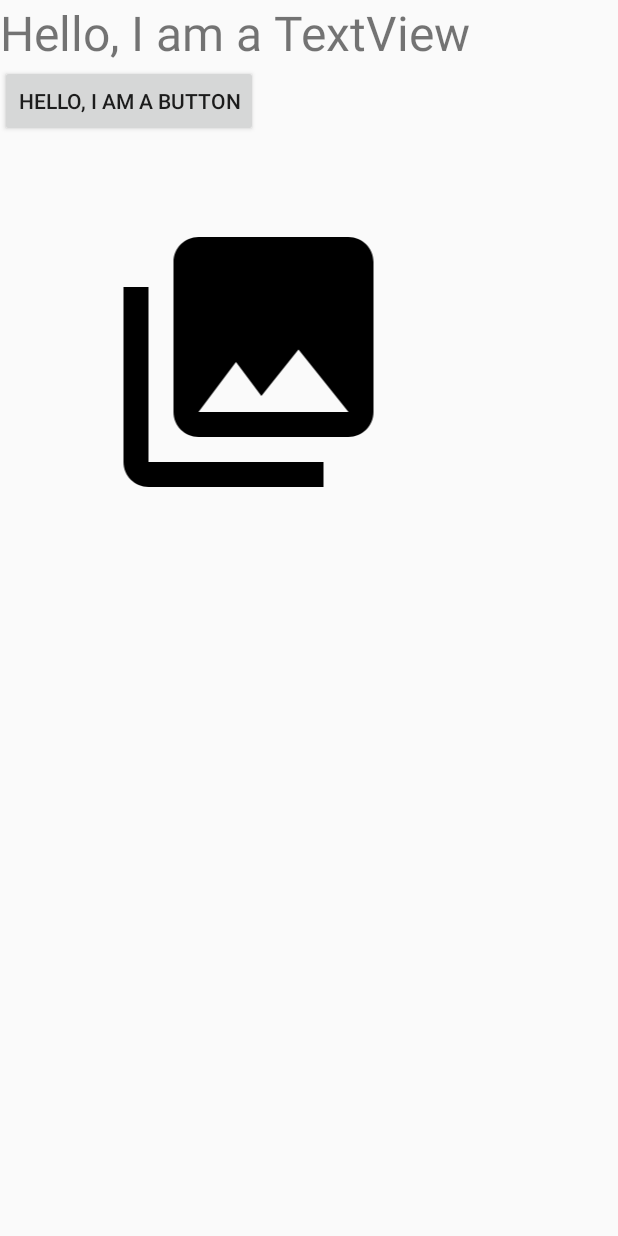
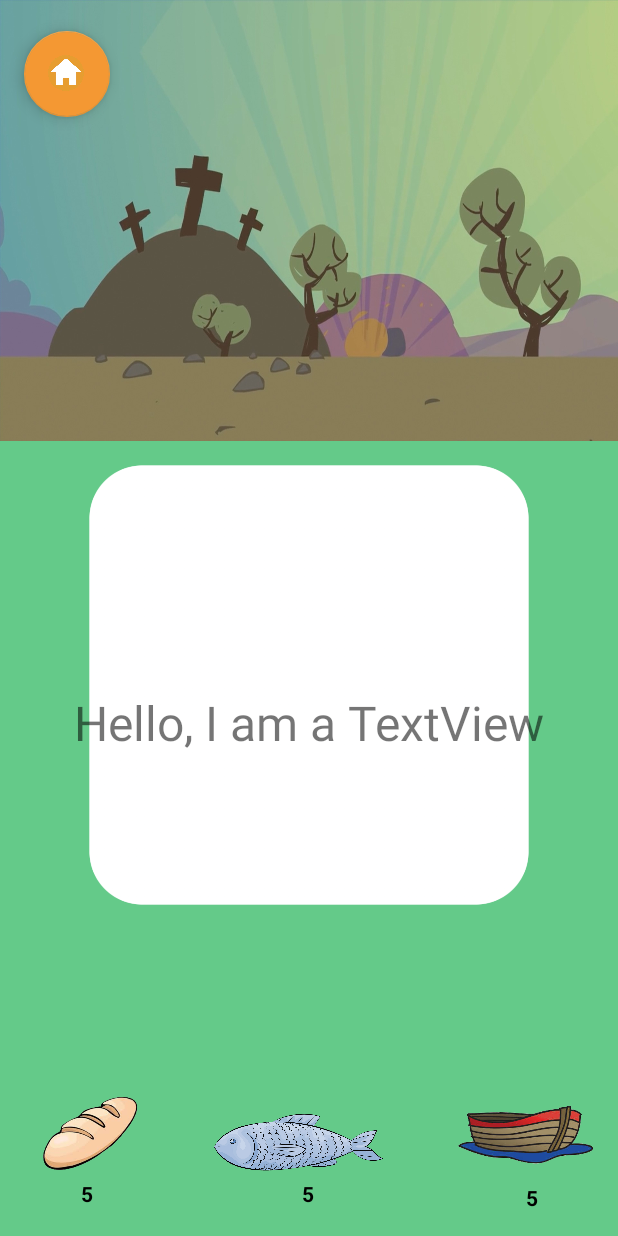
Before and after one commit to donaldrshade/bible-word-find-kriol, an Android app: the layout activity_sample.xml on its own in the app's theme, with its tools: preview values and no code run, on a phone screen of 412 x 824 dp. Run offline under Robolectric (Android 15) with nearby library versions, the phone set to English and light mode, and no system bars.

Commit message:
Canvas in place, non-responsive

```diff
--- a/android/app/src/main/java/org/lightsys/kriolbiblewordfind/MainActivity.kt
+++ b/android/app/src/main/java/org/lightsys/kriolbiblewordfind/MainActivity.kt
@@ -19,11 +19,11 @@ class MainActivity : AppCompatActivity(){
 
         val fab = findViewById<FloatingActionButton>(R.id.home_fab)
         fab.setOnClickListener { view ->
-            val intent = Intent(this,MainActivity::class.java)
+            val intent = Intent(this,sampleActivity::class.java)
             startActivity(intent)
         }
 
-        fab.isClickable=false
+        //fab.isClickable=false
 
         val button1 = findViewById<ImageView>(R.id.button1)
         button1.setOnClickListener { view ->
--- a/android/app/src/main/res/layout/activity_sample.xml
+++ b/android/app/src/main/res/layout/activity_sample.xml
@@ -1,33 +1,156 @@
 <?xml version="1.0" encoding="utf-8"?>
-<LinearLayout xmlns:android="http://schemas.android.com/apk/res/android"
+<android.support.constraint.ConstraintLayout xmlns:android="http://schemas.android.com/apk/res/android"
+xmlns:app="http://schemas.android.com/apk/res-auto"
 xmlns:tools="http://schemas.android.com/tools"
-              android:id="@+id/sampleLayout"
-              android:layout_width="match_parent"
+android:layout_width="wrap_content"
 android:layout_height="match_parent"
+android:background="#64CA89"
 android:orientation="vertical"
-              tools:context=".sampleActivity">
+tools:context=".puzzleActivity">
+
+
+<ImageView
+        android:id="@+id/story_title_banner_image"
+        android:layout_width="wrap_content"
+        android:layout_height="0dp"
+        android:contentDescription="TODO"
+        android:scaleType="fitXY"
+        app:layout_constraintBottom_toTopOf="@+id/gridBackground"
+        app:layout_constraintEnd_toEndOf="parent"
+        app:layout_constraintHorizontal_bias="0.0"
+        app:layout_constraintStart_toStartOf="parent"
+        app:layout_constraintTop_toTopOf="parent"
+        app:layout_constraintVertical_bias="0.0"
+        app:srcCompat="@drawable/fespida3" />
+
+<ImageView
+        android:id="@+id/gridBackground"
+        android:layout_width="wrap_content"
+        android:layout_height="325dp"
+        app:layout_constraintBottom_toBottomOf="parent"
+        app:layout_constraintEnd_toEndOf="parent"
+        app:layout_constraintHorizontal_bias=".5"
+        app:layout_constraintStart_toStartOf="parent"
+        app:layout_constraintTop_toTopOf="parent"
+        app:layout_constraintVertical_bias="0.589"
+        app:srcCompat="@drawable/grid_background" />
+
+    <android.support.constraint.ConstraintLayout
+            android:id="@+id/puzzle"
+            android:layout_width="291dp"
+            android:layout_height="291dp"
+            app:layout_constraintBottom_toBottomOf="@+id/gridBackground"
+            app:layout_constraintEnd_toEndOf="parent"
+            app:layout_constraintStart_toStartOf="parent"
+            app:layout_constraintTop_toTopOf="@+id/gridBackground"
+            tools:layout_editor_absoluteX="60dp"
+            tools:layout_editor_absoluteY="256dp" />
 
     <TextView android:id="@+id/text"
         android:textSize="32dp"
         android:layout_width="match_parent"
         android:layout_height="wrap_content"
+        app:layout_constraintBottom_toBottomOf="parent"
+        app:layout_constraintEnd_toEndOf="parent"
+        app:layout_constraintHorizontal_bias=".5"
+        app:layout_constraintStart_toStartOf="parent"
+        app:layout_constraintTop_toTopOf="parent"
+        app:layout_constraintVertical_bias="0.589"
         android:text="Hello, I am a TextView"/>
 
-    <Button android:id="@+id/button"
+<ImageView
+        android:id="@+id/breadScore"
+        android:layout_width="66dp"
+        android:layout_height="61dp"
+        android:onClick="breadClicked"
+        app:layout_constraintBottom_toBottomOf="parent"
+        app:layout_constraintEnd_toEndOf="parent"
+        app:layout_constraintHorizontal_bias="0.081"
+        app:layout_constraintStart_toStartOf="parent"
+        app:layout_constraintTop_toBottomOf="@+id/story_title_banner_image"
+        app:layout_constraintVertical_bias="0.921"
+        app:srcCompat="@drawable/bread" />
+
+<ImageView
+        android:id="@+id/fishScore"
+        android:layout_width="115dp"
+        android:layout_height="49dp"
+        android:onClick="fishClicked"
+        app:layout_constraintBottom_toBottomOf="parent"
+        app:layout_constraintEnd_toStartOf="@+id/boatScore"
+        app:layout_constraintHorizontal_bias=".5"
+        app:layout_constraintStart_toEndOf="@+id/breadScore"
+        app:layout_constraintTop_toBottomOf="@+id/story_title_banner_image"
+        app:layout_constraintVertical_bias="0.923"
+        app:srcCompat="@drawable/fish_clipart_md" />
+
+<ImageView
+        android:id="@+id/boatScore"
+        android:layout_width="91dp"
+        android:layout_height="56dp"
+        android:onClick="boatClicked"
+        app:layout_constraintBottom_toBottomOf="parent"
+        app:layout_constraintEnd_toEndOf="parent"
+        app:layout_constraintHorizontal_bias="0.95"
+        app:layout_constraintStart_toStartOf="parent"
+        app:layout_constraintTop_toTopOf="parent"
+        app:layout_constraintVertical_bias="0.949"
+        app:srcCompat="@drawable/boat" />
+
+<TextView
+        android:id="@+id/breadScoreNumber"
         android:layout_width="wrap_content"
         android:layout_height="wrap_content"
-            android:text="Hello, I am a Button"/>
+        android:text="5"
+        android:textColor="#000000"
+        android:textStyle="bold"
+        app:layout_constraintBottom_toBottomOf="parent"
+        app:layout_constraintEnd_toEndOf="parent"
+        app:layout_constraintHorizontal_bias="0.133"
+        app:layout_constraintStart_toStartOf="parent"
+        app:layout_constraintTop_toTopOf="parent"
+        app:layout_constraintVertical_bias="0.977" />
 
-    <ImageView android:id="@+id/image"
-               android:layout_width="231dp"
-               android:layout_height="200dp"
-               android:src="@drawable/ic_menu_gallery" android:layout_margin="50dp"/>
+<TextView
+        android:id="@+id/boatScoreNumber"
+        android:layout_width="wrap_content"
+        android:layout_height="wrap_content"
+        android:text="5"
+        android:textColor="#000000"
+        android:textStyle="bold"
+        app:layout_constraintBottom_toBottomOf="parent"
+        app:layout_constraintEnd_toEndOf="parent"
+        app:layout_constraintHorizontal_bias="0.868"
+        app:layout_constraintStart_toStartOf="parent"
+        app:layout_constraintTop_toTopOf="parent"
+        app:layout_constraintVertical_bias="0.98" />
 
-    <android.support.v7.widget.GridLayout
-            android:id="@+id/grid"
-            android:layout_width="match_parent"
-            android:layout_height="match_parent">
+<TextView
+        android:id="@+id/fishScoreNumber"
+        android:layout_width="wrap_content"
+        android:layout_height="wrap_content"
+        android:text="5"
+        android:textColor="#000000"
+        android:textStyle="bold"
+        app:layout_constraintBottom_toBottomOf="parent"
+        app:layout_constraintEnd_toStartOf="@+id/boatScoreNumber"
+        app:layout_constraintHorizontal_bias="0.498"
+        app:layout_constraintStart_toEndOf="@+id/breadScoreNumber"
+        app:layout_constraintTop_toTopOf="parent"
+        app:layout_constraintVertical_bias="0.977" />
 
-    </android.support.v7.widget.GridLayout>
 
-</LinearLayout>
+<android.support.design.widget.FloatingActionButton
+        android:id="@+id/home_fab"
+        android:layout_width="57dp"
+        android:layout_height="59dp"
+        android:src="@drawable/homebutton"
+        app:backgroundTint="@color/colorHomeButton"
+        app:layout_constraintBottom_toTopOf="@+id/gridBackground"
+        app:layout_constraintEnd_toEndOf="parent"
+        app:layout_constraintHorizontal_bias="0.045"
+        app:layout_constraintStart_toStartOf="parent"
+        app:layout_constraintTop_toTopOf="parent"
+        app:layout_constraintVertical_bias="0.087" />
+
+</android.support.constraint.ConstraintLayout>
```
Also changed, not shown: android/app/src/main/java/org/lightsys/kriolbiblewordfind/DrawingView.java (+22 -8 lines), android/app/src/main/java/org/lightsys/kriolbiblewordfind/sampleActivity.kt (+112 -111 lines). Lines whose indentation alone changed are shown as unchanged.
